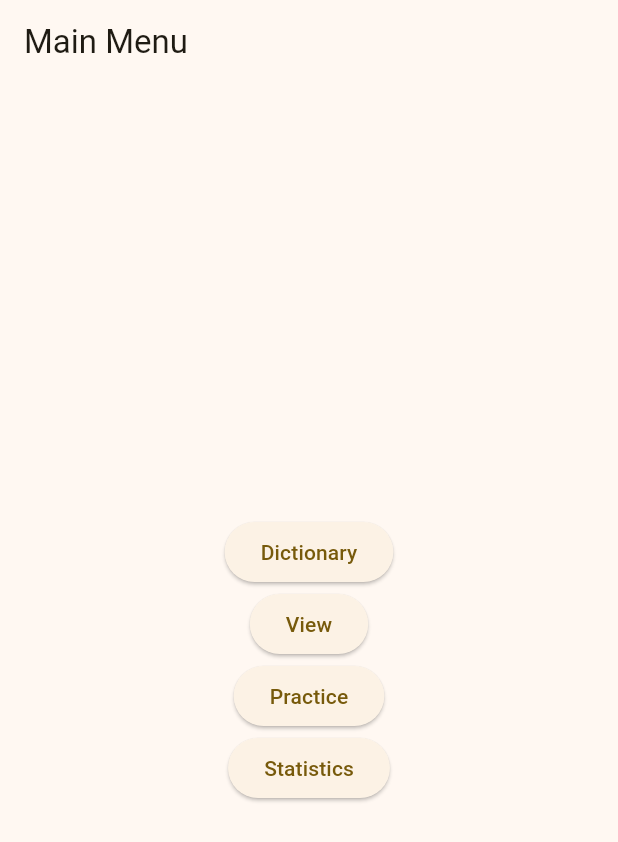
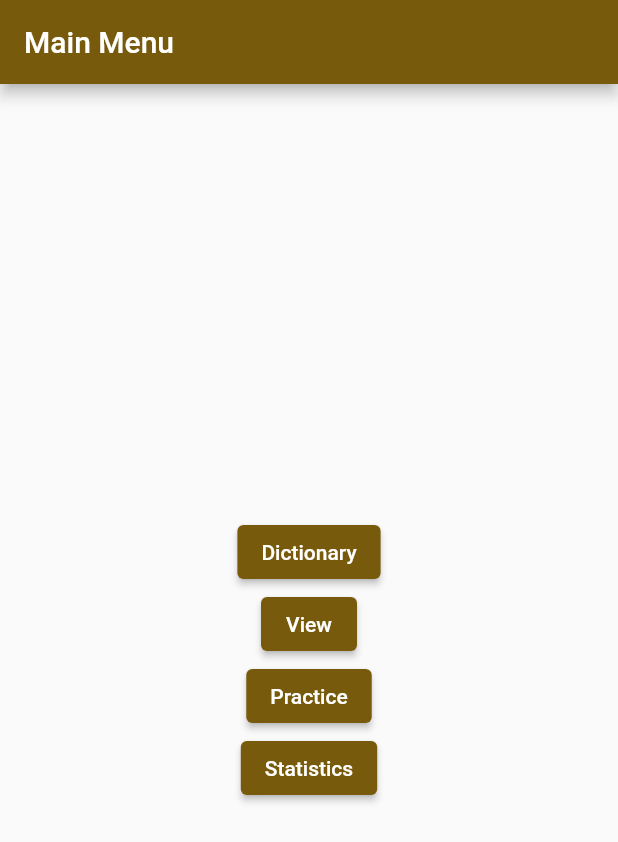
Before and after one commit to kyle-t01/toki_pona_learn, a Flutter app: the screen it shows after launch, on a phone screen of 412 x 824 dp. Shown: the top 842 px of the screen. Run offline on Flutter 3.47's test engine with Material 3 defaults, Android fonts, the phone set to English and light mode, and no system bars; our stand-ins replace csv, sqflite_common_ffi; accounts and stored records are empty; project files that could hold a hidden picture were left out.

```diff
--- a/toki_pona_learner/lib/main.dart
+++ b/toki_pona_learner/lib/main.dart
@@ -22,8 +22,7 @@ class MyApp extends StatelessWidget {
       theme: ThemeData(
         colorScheme:
             ColorScheme.fromSeed(seedColor: Color.fromARGB(255, 255, 225, 166)),
-        useMaterial3: true,
-        //fontFamily: 'sitelenselikiwen',
+        useMaterial3: false,
       ),
       home: const MainMenu(),
     );
--- a/toki_pona_learner/lib/src/views/screens/widgets/word_card.dart
+++ b/toki_pona_learner/lib/src/views/screens/widgets/word_card.dart
@@ -30,8 +30,7 @@ class WordCard extends StatelessWidget {
       wordFact.word.word,
       style: const TextStyle(
         fontFamily: 'sitelenselikiwen',
-        fontSize: 24,
-        fontWeight: FontWeight.bold,
+        fontSize: 24.0,
       ),
     );
   }
```
